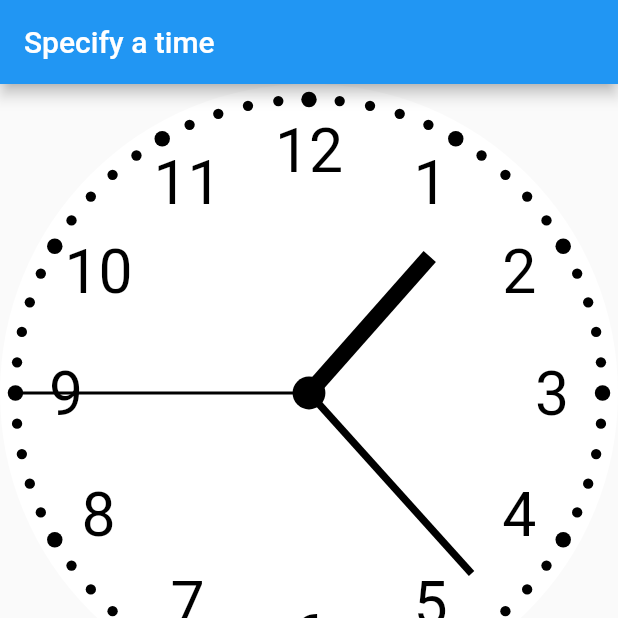
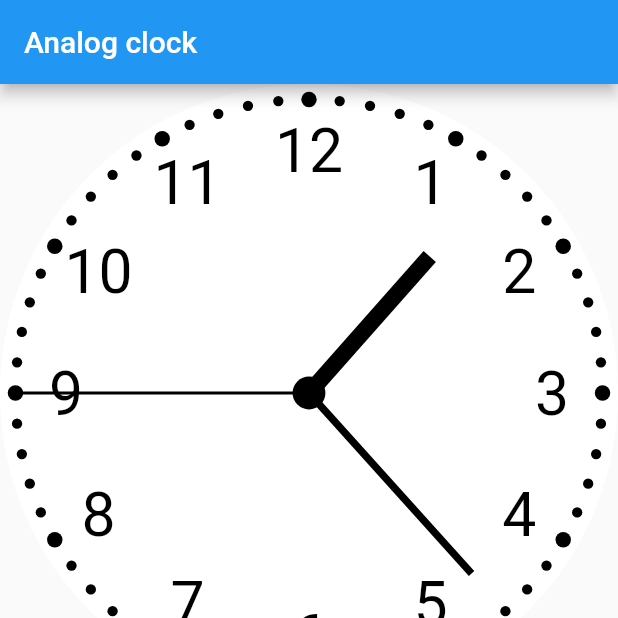
Before and after one commit to conghaonet/flutter_analog_clock, a Flutter app: the ExampleSpecifyTime screen opened directly, on a phone screen of 412 x 824 dp, the top half of it. Run offline on Flutter 3.47's test engine with Material 2 defaults, Android fonts, the phone set to English and light mode, and no system bars.

Commit message:
edit README.md

```diff
--- a/example/lib/example_specify_time.dart
+++ b/example/lib/example_specify_time.dart
@@ -18,7 +18,7 @@ class _ExampleSpecifyTimeState extends State<ExampleSpecifyTime> {
   Widget build(BuildContext context) {
     return Scaffold(
       appBar: AppBar(
-        title: const Text('Specify a time'),
+        title: const Text('Analog clock'),
       ),
       body: AnalogClock(
         key: _analogClockKey,
```
Also changed, not shown: 1 other file.
